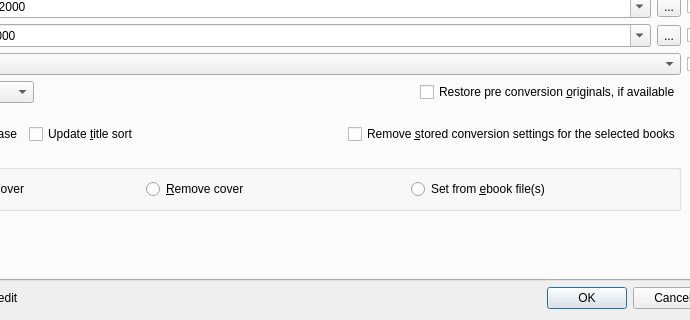
Old version of the form src/calibre/gui2/dialogs/metadata_bulk.ui in the repository kovidgoyal/calibre; both pictures show x 152 to 842 and y 325 to 645 of the 962 by 645 pixel window.
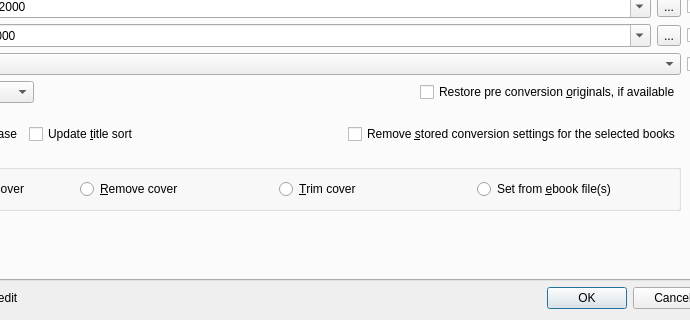
New version of the form. Icons and pictures are not drawn. Custom widgets are drawn as their Qt base class.

Commit message:
Add trim cover option to bulk metadata
An option to bulk trim covers.

Diff of the .ui file:
```diff
--- a/src/calibre/gui2/dialogs/metadata_bulk.ui
+++ b/src/calibre/gui2/dialogs/metadata_bulk.ui
@@ -603,6 +603,13 @@
                 </property>
                </widget>
               </item>
+              <item>
+               <widget class="QRadioButton" name="cover_trim">
+                <property name="text">
+                 <string>&amp;Trim cover</string>
+                </property>
+               </widget>
+              </item>
               <item>
                <widget class="QRadioButton" name="cover_from_fmt">
                 <property name="text">
```
The commit also changes 1 other file.
